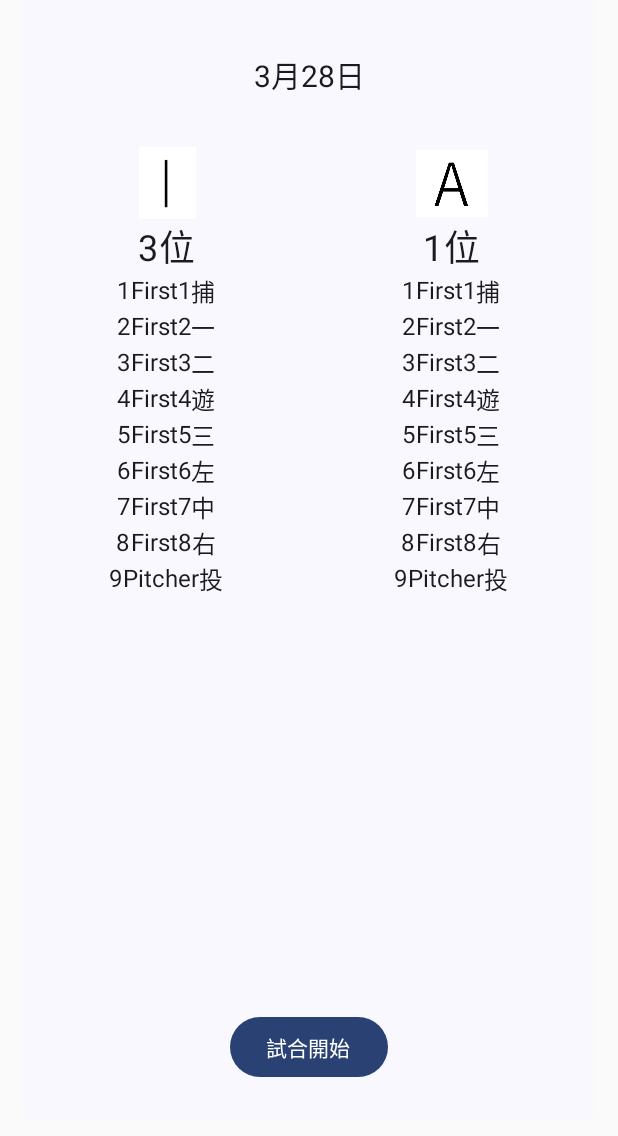
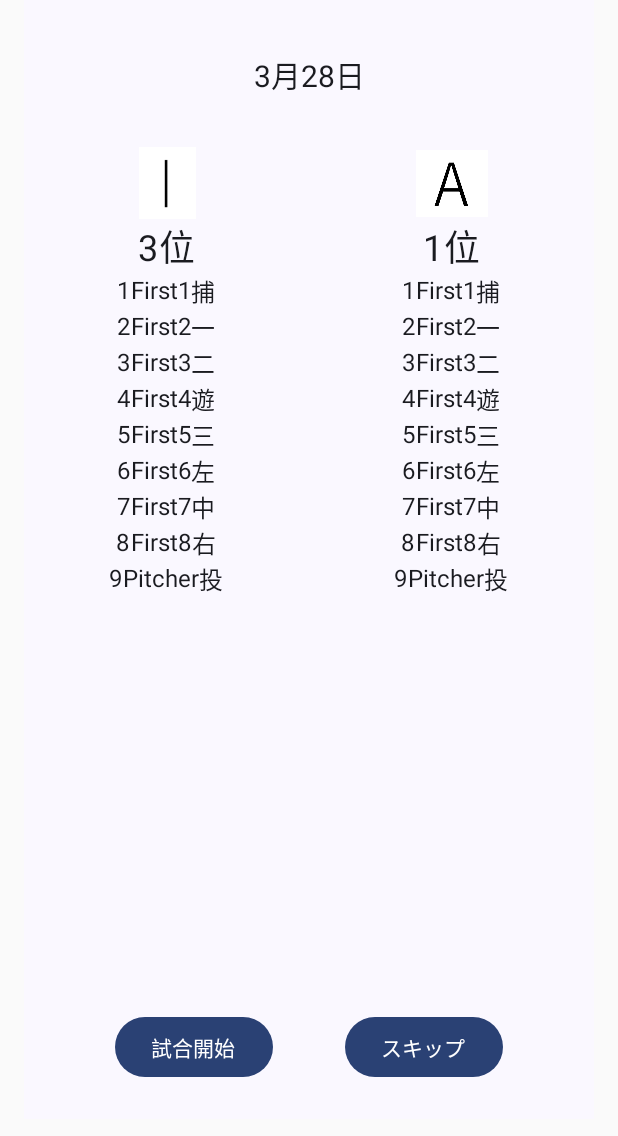
Before and after one commit to kavos113/penasim, an Android app built with Jetpack Compose: the BeforeGameScreen screen opened through its navigation route, on a phone screen of 412 x 824 dp, the part 93-1229 px from its top. Run offline under Robolectric (Android 15) with nearby library versions, the phone set to English and light mode, and no system bars; our stand-ins replace Dagger/Hilt's generated code, Room's generated code; 20 statements that could not run were skipped.

Commit message:
nav to in game

```diff
--- a/app/src/main/java/com/example/penasim/ui/game/BeforeGameScreen.kt
+++ b/app/src/main/java/com/example/penasim/ui/game/BeforeGameScreen.kt
@@ -46,6 +46,7 @@ object BeforeGameDestination : NavigationDestination {
 fun BeforeGameScreen(
     modifier: Modifier = Modifier,
     navToAfterGame: () -> Unit = {},
+    navToInGame: () -> Unit = {},
     gameViewModel: GameViewModel,
     currentDay: LocalDate
 ) {
@@ -67,6 +68,7 @@ fun BeforeGameScreen(
                 gameViewModel.startGame()
                 navToAfterGame()
             },
+            onClickInGame = navToInGame,
             modifier = modifier
         )
     }
@@ -79,6 +81,7 @@ private fun BeforeGameContent(
     beforeGameInfo: BeforeGameInfo,
     modifier: Modifier = Modifier,
     onClickStartGame: () -> Unit = { },
+    onClickInGame: () -> Unit = { }
 ) {
     Scaffold(
         topBar = {
@@ -120,13 +123,24 @@ private fun BeforeGameContent(
                         .padding(16.dp)
                 )
             }
-            Button(
-                onClick = onClickStartGame,
+            Row(
                 modifier = Modifier
-                    .padding(24.dp)
                     .align(Alignment.CenterHorizontally)
             ) {
-                Text(text = "試合開始")
+                Button(
+                    onClick = onClickInGame,
+                    modifier = Modifier
+                        .padding(24.dp)
+                ) {
+                    Text(text = "試合開始")
+                }
+                Button(
+                    onClick = onClickStartGame,
+                    modifier = Modifier
+                        .padding(24.dp)
+                ) {
+                    Text(text = "スキップ")
+                }
             }
         }
     }
```
Also changed, not shown: app/src/main/java/com/example/penasim/ui/game/InGameViewModel.kt (+17 -1 lines).
